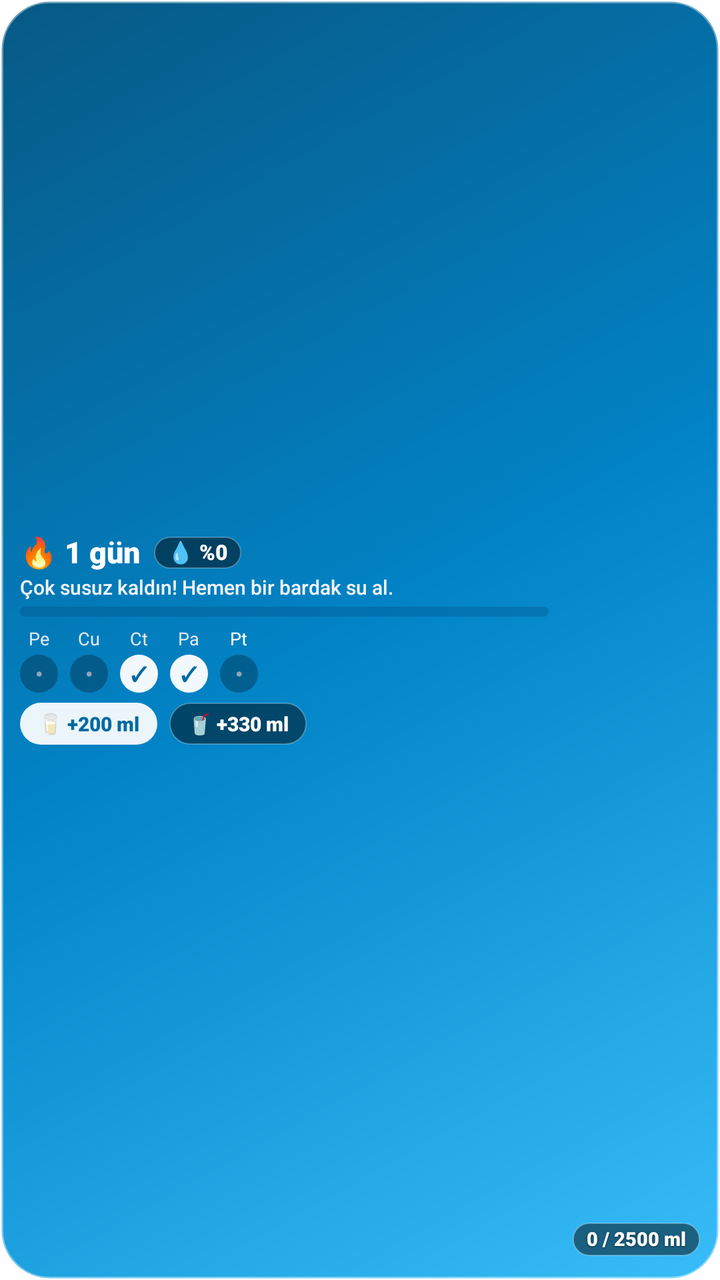
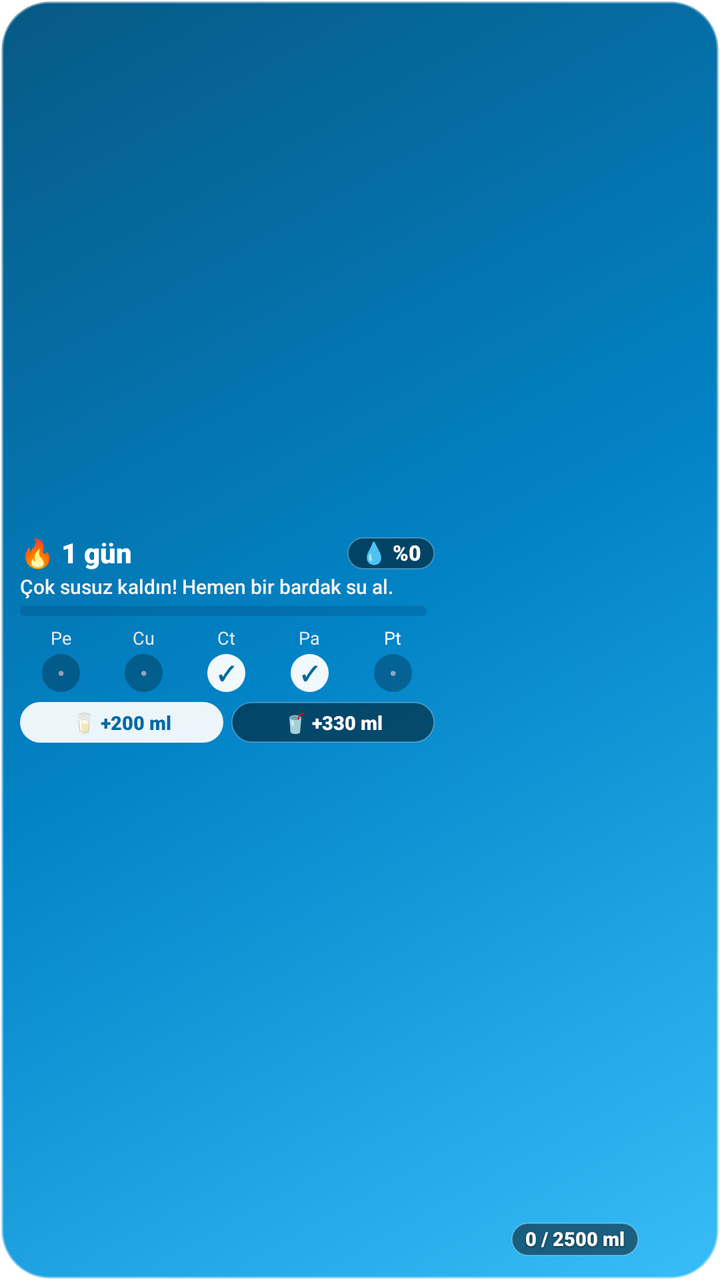

Screens rendered from an Android XML layout before and after an edit, with the pre-edit source and the edit as a unified diff.
<!-- AndroidManifest.xml: fallback theme Theme.MaterialComponents.DayNight.NoActionBar -->
<!-- res/layout/water_progress_widget.xml -->
<?xml version="1.0" encoding="utf-8"?>
<LinearLayout xmlns:android="http://schemas.android.com/apk/res/android"
    android:id="@+id/widget_progress_root"
    android:layout_width="match_parent"
    android:layout_height="match_parent"
    android:background="@drawable/widget_card_bg"
    android:gravity="center_vertical"
    android:orientation="horizontal"
    android:paddingLeft="10dp"
    android:paddingRight="10dp"
    android:paddingTop="8dp"
    android:paddingBottom="8dp">

    
    <LinearLayout
        android:layout_width="0dp"
        android:layout_height="match_parent"
        android:layout_weight="1"
        android:gravity="center_vertical"
        android:orientation="vertical">

        
        <LinearLayout
            android:layout_width="match_parent"
            android:layout_height="wrap_content"
            android:gravity="center_vertical"
            android:orientation="horizontal">

            <TextView
                android:id="@+id/tv_streak_title"
                android:layout_width="wrap_content"
                android:layout_height="wrap_content"
                android:fontFamily="sans-serif-black"
                android:includeFontPadding="false"
                android:text="🔥 1 gün"
                android:textColor="#FFFFFF"
                android:textSize="15sp" />

            <TextView
                android:id="@+id/tv_progress_percent"
                android:layout_width="wrap_content"
                android:layout_height="wrap_content"
                android:layout_marginLeft="7dp"
                android:background="@drawable/widget_floating_pill_bg"
                android:fontFamily="sans-serif-black"
                android:includeFontPadding="false"
                android:paddingLeft="6.5dp"
                android:paddingRight="6.5dp"
                android:paddingTop="1.5dp"
                android:paddingBottom="1.5dp"
                android:text="💧 %0"
                android:textColor="#FFFFFF"
                android:textSize="10.5sp" />
        </LinearLayout>

        
        <TextView
            android:id="@+id/tv_progress_message"
            android:layout_width="match_parent"
            android:layout_height="wrap_content"
            android:layout_marginTop="2.5dp"
            android:ellipsize="end"
            android:fontFamily="sans-serif-medium"
            android:includeFontPadding="false"
            android:lineSpacingExtra="0.5dp"
            android:maxLines="3"
            android:text="Çok susuz kaldın! Hemen bir bardak su al."
            android:textColor="#F1F5F9"
            android:textSize="10sp" />

        
        <ProgressBar
            android:id="@+id/pb_water_progress"
            style="?android:attr/progressBarStyleHorizontal"
            android:layout_width="match_parent"
            android:layout_height="5dp"
            android:layout_marginTop="3.5dp"
            android:layout_marginRight="4dp"
            android:max="100"
            android:progress="0"
            android:progressDrawable="@drawable/widget_progress_bar" />

        
        <LinearLayout
            android:layout_width="wrap_content"
            android:layout_height="wrap_content"
            android:layout_marginTop="4.5dp"
            android:gravity="center_vertical"
            android:orientation="horizontal">

            
            <LinearLayout
                android:layout_width="wrap_content"
                android:layout_height="wrap_content"
                android:layout_marginRight="6dp"
                android:gravity="center"
                android:orientation="vertical">
                <TextView
                    android:id="@+id/tv_day_label_1"
                    android:layout_width="wrap_content"
                    android:layout_height="wrap_content"
                    android:fontFamily="sans-serif-bold"
                    android:text="Pe"
                    android:textColor="#E2E8F0"
                    android:textSize="9sp" />
                <TextView
                    android:id="@+id/tv_day_check_1"
                    android:layout_width="19dp"
                    android:layout_height="19dp"
                    android:layout_marginTop="2dp"
                    android:background="@drawable/widget_day_circle_empty"
                    android:fontFamily="sans-serif-black"
                    android:gravity="center"
                    android:text="•"
                    android:textColor="#94A3B8"
                    android:textSize="10sp" />
            </LinearLayout>

            
            <LinearLayout
                android:layout_width="wrap_content"
                android:layout_height="wrap_content"
                android:layout_marginRight="6dp"
                android:gravity="center"
                android:orientation="vertical">
                <TextView
                    android:id="@+id/tv_day_label_2"
                    android:layout_width="wrap_content"
                    android:layout_height="wrap_content"
                    android:fontFamily="sans-serif-bold"
                    android:text="Cu"
                    android:textColor="#E2E8F0"
                    android:textSize="9sp" />
                <TextView
                    android:id="@+id/tv_day_check_2"
                    android:layout_width="19dp"
                    android:layout_height="19dp"
                    android:layout_marginTop="2dp"
                    android:background="@drawable/widget_day_circle_empty"
                    android:fontFamily="sans-serif-black"
                    android:gravity="center"
                    android:text="•"
                    android:textColor="#94A3B8"
                    android:textSize="10sp" />
            </LinearLayout>

            
            <LinearLayout
                android:layout_width="wrap_content"
                android:layout_height="wrap_content"
                android:layout_marginRight="6dp"
                android:gravity="center"
                android:orientation="vertical">
                <TextView
                    android:id="@+id/tv_day_label_3"
                    android:layout_width="wrap_content"
                    android:layout_height="wrap_content"
                    android:fontFamily="sans-serif-bold"
                    android:text="Ct"
                    android:textColor="#E2E8F0"
                    android:textSize="9sp" />
                <TextView
                    android:id="@+id/tv_day_check_3"
                    android:layout_width="19dp"
                    android:layout_height="19dp"
                    android:layout_marginTop="2dp"
                    android:background="@drawable/widget_day_circle_done"
                    android:fontFamily="sans-serif-black"
                    android:gravity="center"
                    android:text="✓"
                    android:textColor="#0369A1"
                    android:textSize="10sp" />
            </LinearLayout>

            
            <LinearLayout
                android:layout_width="wrap_content"
                android:layout_height="wrap_content"
                android:layout_marginRight="6dp"
                android:gravity="center"
                android:orientation="vertical">
                <TextView
                    android:id="@+id/tv_day_label_4"
                    android:layout_width="wrap_content"
                    android:layout_height="wrap_content"
                    android:fontFamily="sans-serif-bold"
                    android:text="Pa"
                    android:textColor="#E2E8F0"
                    android:textSize="9sp" />
                <TextView
                    android:id="@+id/tv_day_check_4"
                    android:layout_width="19dp"
                    android:layout_height="19dp"
                    android:layout_marginTop="2dp"
                    android:background="@drawable/widget_day_circle_done"
                    android:fontFamily="sans-serif-black"
                    android:gravity="center"
                    android:text="✓"
                    android:textColor="#0369A1"
                    android:textSize="10sp" />
            </LinearLayout>

            
            <LinearLayout
                android:layout_width="wrap_content"
                android:layout_height="wrap_content"
                android:gravity="center"
                android:orientation="vertical">
                <TextView
                    android:id="@+id/tv_day_label_5"
                    android:layout_width="wrap_content"
                    android:layout_height="wrap_content"
                    android:fontFamily="sans-serif-bold"
                    android:text="Pt"
                    android:textColor="#FFFFFF"
                    android:textSize="9sp" />
                <TextView
                    android:id="@+id/tv_day_check_5"
                    android:layout_width="19dp"
                    android:layout_height="19dp"
                    android:layout_marginTop="2dp"
                    android:background="@drawable/widget_day_circle_empty"
                    android:fontFamily="sans-serif-black"
                    android:gravity="center"
                    android:text="•"
                    android:textColor="#94A3B8"
                    android:textSize="10sp" />
            </LinearLayout>
        </LinearLayout>

        
        <LinearLayout
            android:layout_width="wrap_content"
            android:layout_height="wrap_content"
            android:layout_marginTop="5dp"
            android:gravity="center_vertical"
            android:orientation="horizontal">

            <TextView
                android:id="@+id/btn_progress_preset1"
                android:layout_width="wrap_content"
                android:layout_height="wrap_content"
                android:background="@drawable/widget_button_bg"
                android:clickable="true"
                android:focusable="true"
                android:fontFamily="sans-serif-black"
                android:paddingLeft="9dp"
                android:paddingRight="9dp"
                android:paddingTop="3.5dp"
                android:paddingBottom="3.5dp"
                android:text="🥛 +200 ml"
                android:textColor="#0369A1"
                android:textSize="10sp" />

            <TextView
                android:id="@+id/btn_progress_preset2"
                android:layout_width="wrap_content"
                android:layout_height="wrap_content"
                android:layout_marginLeft="6dp"
                android:background="@drawable/widget_floating_pill_bg"
                android:clickable="true"
                android:focusable="true"
                android:fontFamily="sans-serif-black"
                android:paddingLeft="9dp"
                android:paddingRight="9dp"
                android:paddingTop="3.5dp"
                android:paddingBottom="3.5dp"
                android:text="🥤 +330 ml"
                android:textColor="#FFFFFF"
                android:textSize="10sp" />
        </LinearLayout>
    </LinearLayout>

    
    <FrameLayout
        android:id="@+id/fl_mascot_card_container"
        android:layout_width="wrap_content"
        android:layout_height="match_parent"
        android:layout_marginLeft="8dp"
        android:layout_gravity="center_vertical|end">

        
        <ImageView
            android:id="@+id/iv_mascot_image"
            android:layout_width="wrap_content"
            android:layout_height="match_parent"
            android:layout_gravity="center"
            android:adjustViewBounds="true"
            android:scaleType="fitCenter"
            android:visibility="visible" />

        
        <TextView
            android:id="@+id/tv_mascot_emoji"
            android:layout_width="wrap_content"
            android:layout_height="wrap_content"
            android:layout_gravity="center"
            android:includeFontPadding="false"
            android:text="🥱"
            android:textSize="44sp"
            android:visibility="gone" />

        
        <TextView
            android:id="@+id/tv_progress_consumed"
            android:layout_width="wrap_content"
            android:layout_height="wrap_content"
            android:layout_gravity="bottom|center_horizontal"
            android:layout_marginBottom="4dp"
            android:background="@drawable/widget_floating_pill_bg"
            android:fontFamily="sans-serif-black"
            android:includeFontPadding="false"
            android:paddingLeft="7dp"
            android:paddingRight="7dp"
            android:paddingTop="2.5dp"
            android:paddingBottom="2.5dp"
            android:shadowColor="#80000000"
            android:shadowDx="0"
            android:shadowDy="1"
            android:shadowRadius="2"
            android:text="0 / 2500 ml"
            android:textColor="#FFFFFF"
            android:textSize="9.5sp" />
    </FrameLayout>

</LinearLayout>
<!-- resources referenced by this layout -->
<resources>
  <!-- drawable widget_button_bg (drawable) -->
  <?xml version="1.0" encoding="utf-8"?>
  <shape xmlns:android="http://schemas.android.com/apk/res/android"
      android:shape="rectangle">
      <solid android:color="#EBFFFFFF" />
      <corners android:radius="12dp" />
  </shape>
  <!-- drawable widget_card_bg (drawable) -->
  <?xml version="1.0" encoding="utf-8"?>
  <shape xmlns:android="http://schemas.android.com/apk/res/android"
      android:shape="rectangle">
      
      <gradient
          android:angle="315"
          android:startColor="#075985"
          android:centerColor="#0284C7"
          android:endColor="#38BDF8"
          android:type="linear" />
      <corners android:radius="24dp" />
      <stroke
          android:width="1.5dp"
          android:color="#66FFFFFF" />
  </shape>
  <!-- drawable widget_day_circle_done (drawable) -->
  <?xml version="1.0" encoding="utf-8"?>
  <shape xmlns:android="http://schemas.android.com/apk/res/android"
      android:shape="oval">
      <solid android:color="#F2FFFFFF" />
      <size
          android:width="22dp"
          android:height="22dp" />
  </shape>
  <!-- drawable widget_day_circle_empty (drawable) -->
  <?xml version="1.0" encoding="utf-8"?>
  <shape xmlns:android="http://schemas.android.com/apk/res/android"
      android:shape="oval">
      <solid android:color="#45000000" />
      <size
          android:width="22dp"
          android:height="22dp" />
  </shape>
  <!-- drawable widget_floating_pill_bg (drawable) -->
  <?xml version="1.0" encoding="utf-8"?>
  <shape xmlns:android="http://schemas.android.com/apk/res/android"
      android:shape="rectangle">
      <solid android:color="#7A000000" />
      <corners android:radius="100dp" />
      <stroke
          android:width="0.8dp"
          android:color="#40FFFFFF" />
  </shape>
  <!-- drawable widget_progress_bar (drawable) -->
  <?xml version="1.0" encoding="utf-8"?>
  <layer-list xmlns:android="http://schemas.android.com/apk/res/android">
      <item android:id="@android:id/background">
          <shape>
              <corners android:radius="8dp" />
              <solid android:color="#40033E6B" />
          </shape>
      </item>
      <item android:id="@android:id/progress">
          <clip>
              <shape>
                  <corners android:radius="8dp" />
                  <gradient
                      android:angle="0"
                      android:startColor="#BAE6FD"
                      android:endColor="#FFFFFF" />
              </shape>
          </clip>
      </item>
  </layer-list>
</resources>

<!-- the commit's change to res/layout/water_progress_widget.xml (unified diff, before → after) -->
@@ -15,7 +15,7 @@
     <LinearLayout
         android:layout_width="0dp"
         android:layout_height="match_parent"
-        android:layout_weight="1"
+        android:layout_weight="1.25"
         android:gravity="center_vertical"
         android:orientation="vertical">
 
@@ -28,22 +28,28 @@
 
             <TextView
                 android:id="@+id/tv_streak_title"
-                android:layout_width="wrap_content"
-                android:layout_height="wrap_content"
+                android:layout_width="0dp"
+                android:layout_height="wrap_content"
+                android:layout_weight="1"
+                android:ellipsize="end"
                 android:fontFamily="sans-serif-black"
                 android:includeFontPadding="false"
+                android:maxLines="1"
+                android:singleLine="true"
                 android:text="🔥 1 gün"
                 android:textColor="#FFFFFF"
-                android:textSize="15sp" />
+                android:textSize="14sp" />
 
             <TextView
                 android:id="@+id/tv_progress_percent"
                 android:layout_width="wrap_content"
                 android:layout_height="wrap_content"
-                android:layout_marginLeft="7dp"
+                android:layout_marginLeft="6dp"
                 android:background="@drawable/widget_floating_pill_bg"
                 android:fontFamily="sans-serif-black"
                 android:includeFontPadding="false"
+                android:maxLines="1"
+                android:singleLine="true"
                 android:paddingLeft="6.5dp"
                 android:paddingRight="6.5dp"
                 android:paddingTop="1.5dp"
@@ -82,7 +88,7 @@
 
         
         <LinearLayout
-            android:layout_width="wrap_content"
+            android:layout_width="match_parent"
             android:layout_height="wrap_content"
             android:layout_marginTop="4.5dp"
             android:gravity="center_vertical"
@@ -90,9 +96,9 @@
 
             
             <LinearLayout
-                android:layout_width="wrap_content"
-                android:layout_height="wrap_content"
-                android:layout_marginRight="6dp"
+                android:layout_width="0dp"
+                android:layout_height="wrap_content"
+                android:layout_weight="1"
                 android:gravity="center"
                 android:orientation="vertical">
                 <TextView
@@ -100,6 +106,8 @@
                     android:layout_width="wrap_content"
                     android:layout_height="wrap_content"
                     android:fontFamily="sans-serif-bold"
+                    android:singleLine="true"
+                    android:maxLines="1"
                     android:text="Pe"
                     android:textColor="#E2E8F0"
                     android:textSize="9sp" />
@@ -111,6 +119,8 @@
                     android:background="@drawable/widget_day_circle_empty"
                     android:fontFamily="sans-serif-black"
                     android:gravity="center"
+                    android:singleLine="true"
+                    android:maxLines="1"
                     android:text="•"
                     android:textColor="#94A3B8"
                     android:textSize="10sp" />
@@ -118,9 +128,9 @@
 
             
             <LinearLayout
-                android:layout_width="wrap_content"
-                android:layout_height="wrap_content"
-                android:layout_marginRight="6dp"
+                android:layout_width="0dp"
+                android:layout_height="wrap_content"
+                android:layout_weight="1"
                 android:gravity="center"
                 android:orientation="vertical">
                 <TextView
@@ -128,6 +138,8 @@
                     android:layout_width="wrap_content"
                     android:layout_height="wrap_content"
                     android:fontFamily="sans-serif-bold"
+                    android:singleLine="true"
+                    android:maxLines="1"
                     android:text="Cu"
                     android:textColor="#E2E8F0"
                     android:textSize="9sp" />
@@ -139,6 +151,8 @@
                     android:background="@drawable/widget_day_circle_empty"
                     android:fontFamily="sans-serif-black"
                     android:gravity="center"
+                    android:singleLine="true"
+                    android:maxLines="1"
                     android:text="•"
                     android:textColor="#94A3B8"
                     android:textSize="10sp" />
@@ -146,9 +160,9 @@
 
             
             <LinearLayout
-                android:layout_width="wrap_content"
-                android:layout_height="wrap_content"
-                android:layout_marginRight="6dp"
+                android:layout_width="0dp"
+                android:layout_height="wrap_content"
+                android:layout_weight="1"
                 android:gravity="center"
                 android:orientation="vertical">
                 <TextView
@@ -156,6 +170,8 @@
                     android:layout_width="wrap_content"
                     android:layout_height="wrap_content"
                     android:fontFamily="sans-serif-bold"
+                    android:singleLine="true"
+                    android:maxLines="1"
                     android:text="Ct"
                     android:textColor="#E2E8F0"
                     android:textSize="9sp" />
@@ -167,6 +183,8 @@
                     android:background="@drawable/widget_day_circle_done"
                     android:fontFamily="sans-serif-black"
                     android:gravity="center"
+                    android:singleLine="true"
+                    android:maxLines="1"
                     android:text="✓"
                     android:textColor="#0369A1"
                     android:textSize="10sp" />
@@ -174,9 +192,9 @@
 
             
             <LinearLayout
-                android:layout_width="wrap_content"
-                android:layout_height="wrap_content"
-                android:layout_marginRight="6dp"
+                android:layout_width="0dp"
+                android:layout_height="wrap_content"
+                android:layout_weight="1"
                 android:gravity="center"
                 android:orientation="vertical">
                 <TextView
@@ -184,6 +202,8 @@
                     android:layout_width="wrap_content"
                     android:layout_height="wrap_content"
                     android:fontFamily="sans-serif-bold"
+                    android:singleLine="true"
+                    android:maxLines="1"
                     android:text="Pa"
                     android:textColor="#E2E8F0"
                     android:textSize="9sp" />
@@ -195,6 +215,8 @@
                     android:background="@drawable/widget_day_circle_done"
                     android:fontFamily="sans-serif-black"
                     android:gravity="center"
+                    android:singleLine="true"
+                    android:maxLines="1"
                     android:text="✓"
                     android:textColor="#0369A1"
                     android:textSize="10sp" />
@@ -202,8 +224,9 @@
 
             
             <LinearLayout
-                android:layout_width="wrap_content"
-                android:layout_height="wrap_content"
+                android:layout_width="0dp"
+                android:layout_height="wrap_content"
+                android:layout_weight="1"
                 android:gravity="center"
                 android:orientation="vertical">
                 <TextView
@@ -211,6 +234,8 @@
                     android:layout_width="wrap_content"
                     android:layout_height="wrap_content"
                     android:fontFamily="sans-serif-bold"
+                    android:singleLine="true"
+                    android:maxLines="1"
                     android:text="Pt"
                     android:textColor="#FFFFFF"
                     android:textSize="9sp" />
@@ -222,6 +247,8 @@
                     android:background="@drawable/widget_day_circle_empty"
                     android:fontFamily="sans-serif-black"
                     android:gravity="center"
+                    android:singleLine="true"
+                    android:maxLines="1"
                     android:text="•"
                     android:textColor="#94A3B8"
                     android:textSize="10sp" />
@@ -230,7 +257,7 @@
 
         
         <LinearLayout
-            android:layout_width="wrap_content"
+            android:layout_width="match_parent"
             android:layout_height="wrap_content"
             android:layout_marginTop="5dp"
             android:gravity="center_vertical"
@@ -238,52 +265,66 @@
 
             <TextView
                 android:id="@+id/btn_progress_preset1"
-                android:layout_width="wrap_content"
-                android:layout_height="wrap_content"
+                android:layout_width="0dp"
+                android:layout_height="wrap_content"
+                android:layout_weight="1"
+                android:layout_marginRight="4dp"
                 android:background="@drawable/widget_button_bg"
                 android:clickable="true"
                 android:focusable="true"
                 android:fontFamily="sans-serif-black"
-                android:paddingLeft="9dp"
-                android:paddingRight="9dp"
+                android:gravity="center"
+                android:paddingLeft="4dp"
+                android:paddingRight="4dp"
                 android:paddingTop="3.5dp"
                 android:paddingBottom="3.5dp"
+                android:singleLine="true"
+                android:maxLines="1"
+                android:ellipsize="end"
                 android:text="🥛 +200 ml"
                 android:textColor="#0369A1"
-                android:textSize="10sp" />
+                android:textSize="9.5sp" />
 
             <TextView
                 android:id="@+id/btn_progress_preset2"
-                android:layout_width="wrap_content"
-                android:layout_height="wrap_content"
-                android:layout_marginLeft="6dp"
+                android:layout_width="0dp"
+                android:layout_height="wrap_content"
+                android:layout_weight="1"
                 android:background="@drawable/widget_floating_pill_bg"
                 android:clickable="true"
                 android:focusable="true"
                 android:fontFamily="sans-serif-black"
-                android:paddingLeft="9dp"
-                android:paddingRight="9dp"
+                android:gravity="center"
+                android:paddingLeft="4dp"
+                android:paddingRight="4dp"
                 android:paddingTop="3.5dp"
                 android:paddingBottom="3.5dp"
+                android:singleLine="true"
+                android:maxLines="1"
+                android:ellipsize="end"
                 android:text="🥤 +330 ml"
                 android:textColor="#FFFFFF"
-                android:textSize="10sp" />
+                android:textSize="9.5sp" />
         </LinearLayout>
     </LinearLayout>
 
     
     <FrameLayout
         android:id="@+id/fl_mascot_card_container"
-        android:layout_width="wrap_content"
+        android:layout_width="0dp"
         android:layout_height="match_parent"
+        android:layout_weight="0.75"
         android:layout_marginLeft="8dp"
-        android:layout_gravity="center_vertical|end">
+        android:layout_gravity="center">
 
         
         <ImageView
             android:id="@+id/iv_mascot_image"
-            android:layout_width="wrap_content"
+            android:layout_width="match_parent"
             android:layout_height="match_parent"
+            android:layout_gravity="center"
+            android:scaleType="fitCenter"
+            android:visibility="visible" />
             android:layout_gravity="center"
             android:adjustViewBounds="true"
             android:scaleType="fitCenter"
